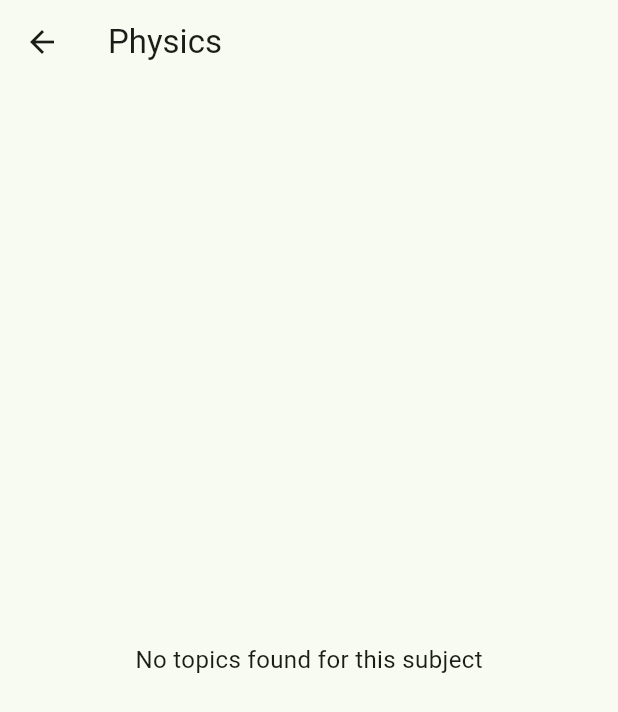
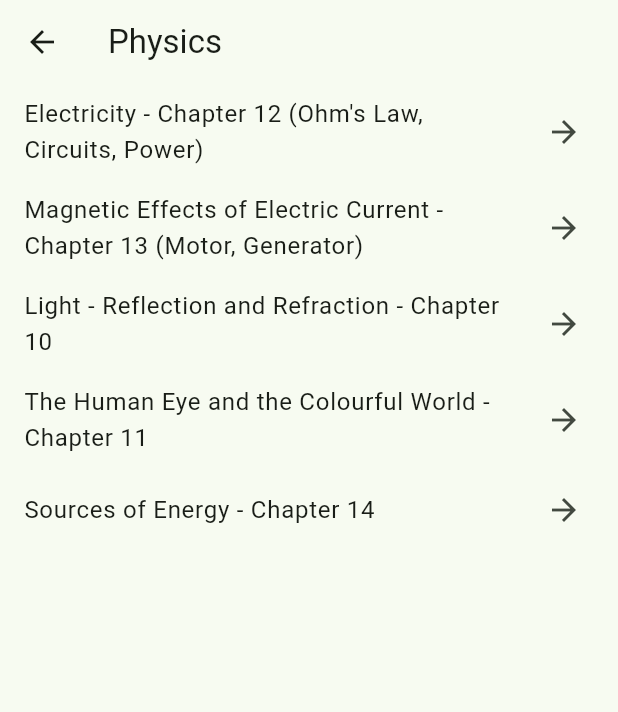
Before and after one commit to Abdulgaffar888/Edurance-AI-, a Flutter app: the screen it shows after launch, after a tap on "Physics", on a phone screen of 412 x 824 dp. Shown: the top 712 px of the screen. Run offline on Flutter 3.47's test engine with Material 3 defaults, Android fonts, the phone set to English and light mode, and no system bars; our stand-ins replace firebase_core; accounts and stored records are empty; project files that could hold a hidden picture were left out.

Commit message:
last phir sojaru ab pakka

```diff
--- a/edurance-app/lib/screens/topic_list_screen.dart
+++ b/edurance-app/lib/screens/topic_list_screen.dart
@@ -12,50 +12,52 @@ class TopicListScreen extends StatelessWidget {
       'Polynomials - Chapter 3 (Zeroes, Division Algorithm, Relationship between Zeroes and Coefficients)',
       'Pair of Linear Equations in Two Variables - Chapter 4 (Graphical Method, Substitution, Elimination, Cross-Multiplication)',
       'Quadratic Equations - Chapter 5 (Factorization Method, Quadratic Formula, Nature of Roots)',
-    'Progressions - Chapter 6 (Arithmetic Progression, Geometric Progression, nth term, Sum of n terms)',
-    'Coordinate Geometry - Chapter 7 (Distance Formula, Section Formula, Area of Triangle)',
-    'Similar Triangles - Chapter 8 (AAA, SSS, SAS Criteria, Basic Proportionality Theorem)',
-    'Tangents and Secants to a Circle - Chapter 9 (Tangent Properties, Number of Tangents, Secant-Tangent Theorem)',
-    'Mensuration - Chapter 10 (Surface Area & Volume: Cube, Cuboid, Cylinder, Cone, Sphere)',
-    'Trigonometry - Chapter 11 (Trigonometric Ratios, Trigonometric Identities, Complementary Angles)',
-    'Applications of Trigonometry - Chapter 12 (Heights and Distances, Angle of Elevation, Angle of Depression)',
-    'Probability - Chapter 13 (Theoretical Probability, Experimental Probability, Cards, Dice)',
-    'Statistics - Chapter 14 (Mean, Median, Mode of Grouped Data, Cumulative Frequency, Ogives)',
+      'Progressions - Chapter 6 (Arithmetic Progression, nth term, Sum of n terms)',
+      'Coordinate Geometry - Chapter 7 (Distance Formula, Section Formula)',
+      'Similar Triangles - Chapter 8 (AAA, SSS, SAS Criteria)',
+      'Trigonometry - Chapter 11 (Ratios, Identities)',
+      'Probability - Chapter 13 (Theoretical Probability)',
+      'Statistics - Chapter 14 (Mean, Median, Mode)',
+    ],
+    'Physics (Class 10 NCERT)': [
+      'Electricity - Chapter 12 (Ohm\'s Law, Circuits, Power)',
+      'Magnetic Effects of Electric Current - Chapter 13 (Motor, Generator)',
+      'Light - Reflection and Refraction - Chapter 10',
+      'The Human Eye and the Colourful World - Chapter 11',
+      'Sources of Energy - Chapter 14',
     ],
     'Chemistry (Class 10 NCERT)': [
-    'Chemical Reactions and Equations - Chapter 1 (Balancing, Types, Corrosion, Rancidity)',
-    'Acids, Bases and Salts - Chapter 2 (pH Scale, Indicators, Neutralization, Salts, Washing Soda)',
-    'Metals and Non-Metals - Chapter 3 (Properties, Reactivity Series, Extraction, Corrosion)',
-    'Carbon and its Compounds - Chapter 4 (Covalent Bonding, Hydrocarbons, Functional Groups, Soaps)',
-    'Periodic Classification of Elements - Chapter 5 (Mendeleev, Modern Periodic Table, Trends, Valency)',
+      'Chemical Reactions and Equations - Chapter 1',
+      'Acids, Bases and Salts - Chapter 2 (pH Scale, Indicators)',
+      'Metals and Non-Metals - Chapter 3',
+      'Carbon and its Compounds - Chapter 4',
+      'Periodic Classification of Elements - Chapter 5',
     ],
     'Biology (Class 10 NCERT)': [
-    'Life Processes: Nutrition - Chapter 6 (Autotrophic, Heterotrophic, Photosynthesis, Human Digestive System)',
-    'Life Processes: Respiration - Chapter 6 (Aerobic, Anaerobic, Human Respiratory System)',
-    'Life Processes: Transportation - Chapter 6 (Human Circulatory System, Blood, Heart, Lymph)',
-    'Life Processes: Excretion - Chapter 6 (Human Excretory System, Kidneys, Nephron, Dialysis)',
-    'Control and Coordination - Chapter 7 (Nervous System, Reflex Actions, Hormones in Animals and Plants)',
-    'How do Organisms Reproduce? - Chapter 8 (Asexual Reproduction, Sexual Reproduction, Human Reproductive System)',
-    'Heredity and Evolution - Chapter 9 (Mendel\'s Experiments, Sex Determination, Evolution, Fossils)',
-    'Our Environment - Chapter 15 (Ecosystem, Food Chains, Ozone Layer, Waste Management)',
-    'Sustainable Management of Natural Resources - Chapter 16 (Conservation, Water Harvesting, Forests, Wildlife)',
-  ],
-  'Physics (Class 10 NCERT)': [
-    'Electricity - Chapter 12 (Ohm\'s Law, Series & Parallel Circuits, Heating Effect, Power)',
-    'Magnetic Effects of Electric Current - Chapter 13 (Magnetic Field, Electromagnet, Electric Motor, Generator)',
-    'Light - Reflection and Refraction - Chapter 10 (Mirrors, Lenses, Refractive Index, Human Eye)',
-    'The Human Eye and the Colourful World - Chapter 11 (Defects of Vision, Dispersion, Scattering, Atmospheric Refraction)',
-    'Sources of Energy - Chapter 14 (Renewable & Non-renewable, Solar, Wind, Biomass, Nuclear)',
+      'Life Processes: Nutrition - Chapter 6',
+      'Life Processes: Respiration - Chapter 6',
+      'Life Processes: Transportation - Chapter 6',
+      'Life Processes: Excretion - Chapter 6',
+      'Control and Coordination - Chapter 7',
+      'How do Organisms Reproduce? - Chapter 8',
+      'Heredity and Evolution - Chapter 9',
+      'Our Environment - Chapter 15',
     ],
   };
 
+  /// 🔑 SUBJECT NORMALIZATION (THIS FIXES EVERYTHING)
+  String _normalizedSubjectKey(String subject) {
+    return '$subject (Class 10 NCERT)';
+  }
+
   @override
   Widget build(BuildContext context) {
-    final list = topics[subject];
+    final key = _normalizedSubjectKey(subject);
+    final list = topics[key];
 
     return Scaffold(
       appBar: AppBar(title: Text(subject)),
-      body: list == null
+      body: list == null || list.isEmpty
           ? const Center(
               child: Text(
                 'No topics found for this subject',
```
Also changed, not shown: 3 other files. Lines whose indentation alone changed are shown as unchanged.
